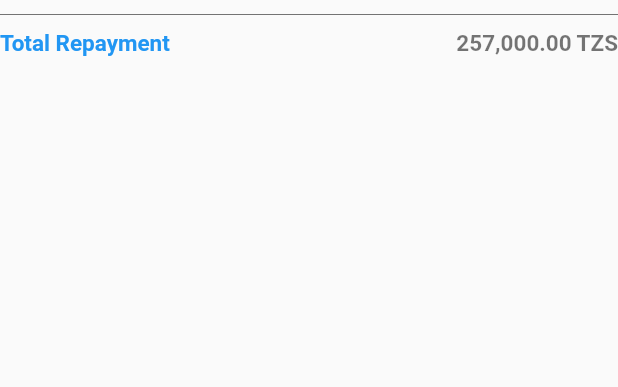
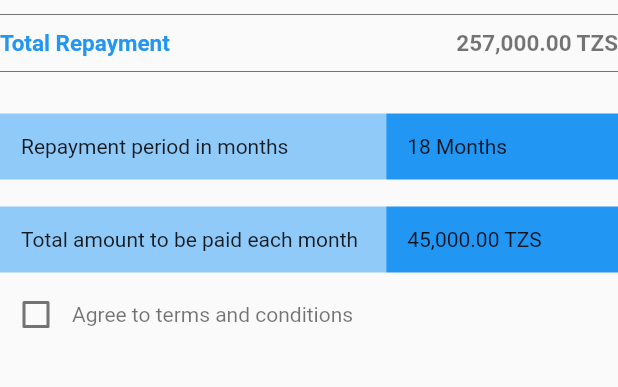
Before and after one commit to itsmushi/loanApp, a Flutter app: the Step3 widget shown alone on an empty page, opened directly, on a phone screen of 412 x 824 dp, the part 317-704 px from its top. Run offline on Flutter 3.47's test engine with Material 2 defaults, Android fonts, the phone set to English and light mode, and no system bars; drawn by our look-alikes of auto_size_text; our stand-ins replace fluttertoast, form_field_validator, image_picker.

Commit message:
steps page works

```diff
--- /dev/null
+++ b/lib/screens/applyLoan/steps/components/step3/components/barInfo.dart
@@ -0,0 +1,41 @@
+import 'package:auto_size_text/auto_size_text.dart';
+import 'package:flutter/material.dart';
+
+class BarInfo extends StatelessWidget {
+  BarInfo(this.text, this.value, {Key? key}) : super(key: key);
+
+  String text;
+  String value;
+
+  @override
+  Widget build(BuildContext context) {
+    return Row(
+      children: [
+        Expanded(
+          flex: 5,
+          child: Container(
+            padding: EdgeInsets.all(14),
+            decoration: BoxDecoration(color: Colors.blue[200]),
+            child: AutoSizeText(
+              text,
+              maxLines: 1,
+              minFontSize: 12,
+            ),
+          ),
+        ),
+        Expanded(
+          flex: 3,
+          child: Container(
+            padding: EdgeInsets.all(14),
+            decoration: BoxDecoration(color: Colors.blue),
+            child: AutoSizeText(
+              value,
+              maxLines: 1,
+              minFontSize: 12,
+            ),
+          ),
+        )
+      ],
+    );
+  }
+}
--- a/lib/screens/applyLoan/steps/components/step3/step3.dart
+++ b/lib/screens/applyLoan/steps/components/step3/step3.dart
@@ -1,12 +1,21 @@
+import 'package:auto_size_text/auto_size_text.dart';
 import 'package:flutter/material.dart';
 import 'package:loanapp/core/constants.dart';
-import 'package:loanapp/screens/applyLoan/steps/components/step3/blueText.dart';
+import 'package:loanapp/screens/applyLoan/steps/components/step3/components/barInfo.dart';
+import 'package:loanapp/screens/applyLoan/steps/components/step3/components/blueText.dart';
 import 'package:loanapp/screens/applyLoan/steps/components/step3/components/customTextBolded.dart';
 import 'package:loanapp/shared/sharedComponents/customDropdown.dart';
 import 'package:loanapp/shared/sharedComponents/text.dart';
 
-class Step3 extends StatelessWidget {
+class Step3 extends StatefulWidget {
+  @override
+  State<Step3> createState() => _Step3State();
+}
+
+class _Step3State extends State<Step3> {
   String dropdownvalue = 'Item 1';
+  bool value = false;
+
   selectItemHandler(String val) {
     print("selected item is $val");
   }
@@ -16,6 +25,7 @@ class Step3 extends StatelessWidget {
     'Item 1',
     'Item 2',
   ];
+
   final Divider _divider = Divider(
     color: Constants.textColor,
     height: 20,
@@ -68,6 +78,28 @@ class Step3 extends StatelessWidget {
           CustomTextBolded(text: "257,000.00 TZS")
         ],
       ),
+      _divider,
+      Constants.spaceNextInput,
+      BarInfo("Repayment period in months", "18 Months"),
+      Constants.spaceNextInput,
+      BarInfo("Total amount to be paid each month", "45,000.00 TZS"),
+      Constants.spaceBetween,
+      Row(
+        children: [
+          Checkbox(
+            value: this.value,
+            onChanged: (bool? value) {
+              setState(() {
+                this.value = value!;
+              });
+            },
+          ),
+          Text(
+            "Agree to terms and conditions",
+            style: TextStyle(fontSize: 14, color: Colors.black54),
+          )
+        ],
+      )
     ]);
   }
 }
```
Also changed, not shown: lib/screens/applyLoan/steps/components/step3/components/blueText.dart (renamed from lib/screens/applyLoan/steps/components/step3/blueText.dart).
